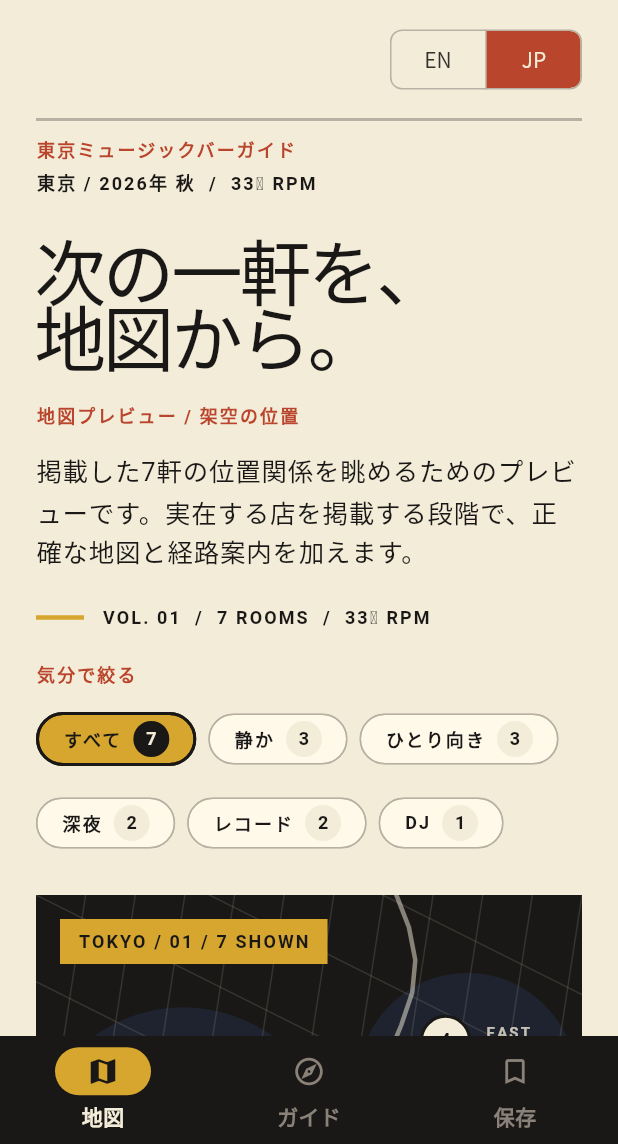
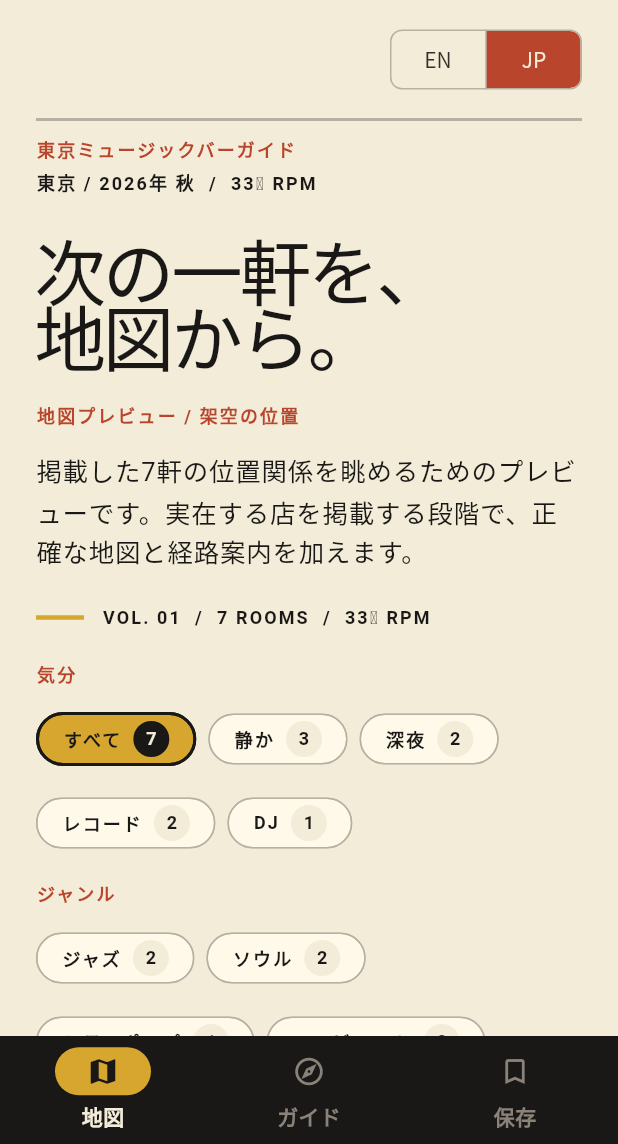
Before and after one commit to Tsutou/side-b, a Flutter app: the screen it shows after launch, after a tap on "EN", after a tap on "JP", on a phone screen of 412 x 824 dp, the part 92-1236 px from its top. Run offline on Flutter 3.47's test engine with Material 3 defaults, Android fonts, the phone set to English and light mode, and no system bars; our stand-ins replace shared_preferences; Roboto replaces fonts that are missing (Futura).

Commit message:
Add genre map filters

```diff
--- a/lib/core/localization/app_localizations.dart
+++ b/lib/core/localization/app_localizations.dart
@@ -43,13 +43,21 @@ class AppLocalizations {
           'See how the seven fictional venues in this prototype sit across Tokyo. Verified maps and directions will come with real venue data.',
       'mapComing': 'MAP PREVIEW / FICTIONAL LOCATIONS',
       'mapIndexTitle': '7 ROOMS ON THIS MAP',
-      'filterLabel': 'FILTER BY MOOD',
+      'filterLabel': 'FILTER THE MAP',
+      'filterMoodLabel': 'MOOD',
+      'filterGenreLabel': 'GENRE',
       'filterAll': 'All',
       'filterQuiet': 'Quiet',
-      'filterSolo': 'Solo friendly',
       'filterLate': 'Late night',
       'filterVinyl': 'Vinyl',
       'filterDj': 'DJ',
+      'filterJazz': 'Jazz',
+      'filterSoul': 'Soul',
+      'filterCityPop': 'City pop',
+      'filterAmbient': 'Ambient',
+      'filterHouse': 'House',
+      'filterRock': 'Rock',
+      'filterEmpty': 'No rooms match this combination.',
       'mapsArea': 'VIEW THIS AREA IN GOOGLE MAPS',
       'venueDataNote':
           'This venue and every detail on this page are fictional prototype data. They do not describe a real business.',
@@ -93,13 +101,21 @@ class AppLocalizations {
       'mapBody': '掲載した7軒の位置関係を眺めるためのプレビューです。実在する店を掲載する段階で、正確な地図と経路案内を加えます。',
       'mapComing': '地図プレビュー / 架空の位置',
       'mapIndexTitle': 'この地図にある7軒',
-      'filterLabel': '気分で絞る',
+      'filterLabel': '地図を絞り込む',
+      'filterMoodLabel': '気分',
+      'filterGenreLabel': 'ジャンル',
       'filterAll': 'すべて',
       'filterQuiet': '静か',
-      'filterSolo': 'ひとり向き',
       'filterLate': '深夜',
       'filterVinyl': 'レコード',
       'filterDj': 'DJ',
+      'filterJazz': 'ジャズ',
+      'filterSoul': 'ソウル',
+      'filterCityPop': 'シティポップ',
+      'filterAmbient': 'アンビエント',
+      'filterHouse': 'ハウス',
+      'filterRock': 'ロック',
+      'filterEmpty': 'この組み合わせに合う店はありません。',
       'mapsArea': 'このエリアをGoogle Mapsで見る',
       'venueDataNote': '掲載内容はプロトタイプ用の架空データです。実在する店舗についての記述ではありません。',
       'sideBNote': 'この店を選んだ理由',
--- a/lib/features/map/presentation/map_screen.dart
+++ b/lib/features/map/presentation/map_screen.dart
@@ -9,7 +9,30 @@ import 'package:side_b/features/venues/domain/venue.dart';
 import 'package:side_b/features/venues/presentation/venue_detail_screen.dart';
 import 'package:side_b/shared/widgets/brand_header.dart';
 
-enum _VenueFilter { quiet, solo, late, vinyl, dj }
+enum _VenueFilter {
+  quiet,
+  late,
+  vinyl,
+  dj,
+  jazz,
+  soul,
+  cityPop,
+  ambient,
+  house,
+  rock,
+}
+
+extension on _VenueFilter {
+  bool get isGenre => switch (this) {
+    _VenueFilter.jazz ||
+    _VenueFilter.soul ||
+    _VenueFilter.cityPop ||
+    _VenueFilter.ambient ||
+    _VenueFilter.house ||
+    _VenueFilter.rock => true,
+    _ => false,
+  };
+}
 
 class MapScreen extends StatefulWidget {
   const MapScreen({
@@ -35,20 +58,34 @@ class _MapScreenState extends State<MapScreen> {
     _VenueFilter.quiet => venue.signals.any(
       (signal) => signal.contains('QUIET'),
     ),
-    _VenueFilter.solo => venue.signals.contains('SOLO FRIENDLY'),
     _VenueFilter.late => venue.signals.contains('LATE NIGHT'),
     _VenueFilter.vinyl => venue.signals.contains('VINYL'),
     _VenueFilter.dj =>
       venue.type == VenueType.djBar || venue.signals.contains('DJ TONIGHT'),
+    _VenueFilter.jazz => venue.genres.contains('JAZZ'),
+    _VenueFilter.soul => venue.genres.contains('SOUL'),
+    _VenueFilter.cityPop => venue.genres.contains('CITY POP'),
+    _VenueFilter.ambient => venue.genres.contains('AMBIENT'),
+    _VenueFilter.house => venue.genres.contains('HOUSE'),
+    _VenueFilter.rock => venue.genres.contains('ROCK'),
   };
 
   List<int> get _visibleIndices {
     if (_activeFilters.isEmpty) {
       return List<int>.generate(mockVenues.length, (index) => index);
     }
+    final moodFilters = _activeFilters.where((filter) => !filter.isGenre);
+    final genreFilters = _activeFilters.where((filter) => filter.isGenre);
     return [
       for (final entry in mockVenues.asMap().entries)
-        if (_activeFilters.any((filter) => _matchesFilter(entry.value, filter)))
+        if ((moodFilters.isEmpty ||
+                moodFilters.any(
+                  (filter) => _matchesFilter(entry.value, filter),
+                )) &&
+            (genreFilters.isEmpty ||
+                genreFilters.any(
+                  (filter) => _matchesFilter(entry.value, filter),
+                )))
           entry.key,
     ];
   }
@@ -61,7 +98,7 @@ class _MapScreenState extends State<MapScreen> {
         _activeFilters.remove(filter);
       }
       final visible = _visibleIndices;
-      if (!visible.contains(_selectedIndex)) {
+      if (visible.isNotEmpty && !visible.contains(_selectedIndex)) {
         _selectedIndex = visible.first;
       }
     });
@@ -253,23 +290,44 @@ class _FilterBubbles extends StatelessWidget {
 
   String _label(AppLocalizations copy, _VenueFilter filter) => switch (filter) {
     _VenueFilter.quiet => copy.t('filterQuiet'),
-    _VenueFilter.solo => copy.t('filterSolo'),
     _VenueFilter.late => copy.t('filterLate'),
     _VenueFilter.vinyl => copy.t('filterVinyl'),
     _VenueFilter.dj => copy.t('filterDj'),
+    _VenueFilter.jazz => copy.t('filterJazz'),
+    _VenueFilter.soul => copy.t('filterSoul'),
+    _VenueFilter.cityPop => copy.t('filterCityPop'),
+    _VenueFilter.ambient => copy.t('filterAmbient'),
+    _VenueFilter.house => copy.t('filterHouse'),
+    _VenueFilter.rock => copy.t('filterRock'),
   };
 
   @override
   Widget build(BuildContext context) {
     final copy = AppLocalizations.of(context);
-    return Semantics(
-      container: true,
-      label: copy.t('filterLabel'),
-      child: Column(
+    const moodFilters = [
+      _VenueFilter.quiet,
+      _VenueFilter.late,
+      _VenueFilter.vinyl,
+      _VenueFilter.dj,
+    ];
+    const genreFilters = [
+      _VenueFilter.jazz,
+      _VenueFilter.soul,
+      _VenueFilter.cityPop,
+      _VenueFilter.ambient,
+      _VenueFilter.house,
+      _VenueFilter.rock,
+    ];
+
+    Widget filterGroup({
+      required String label,
+      required List<_VenueFilter> filters,
+      bool showAll = false,
+    }) => Column(
       crossAxisAlignment: CrossAxisAlignment.start,
       children: [
         Text(
-            copy.t('filterLabel'),
+          label,
           style: Theme.of(
             context,
           ).textTheme.labelLarge?.copyWith(color: SideBColors.vermilion),
@@ -279,6 +337,7 @@ class _FilterBubbles extends StatelessWidget {
           spacing: SideBSpacing.xs,
           runSpacing: SideBSpacing.xs,
           children: [
+            if (showAll)
               _FilterBubble(
                 key: const ValueKey('filter-all'),
                 label: copy.t('filterAll'),
@@ -286,7 +345,7 @@ class _FilterBubbles extends StatelessWidget {
                 selected: activeFilters.isEmpty,
                 onSelected: (_) => onToggle(null),
               ),
-              for (final filter in _VenueFilter.values)
+            for (final filter in filters)
               _FilterBubble(
                 key: ValueKey('filter-${filter.name}'),
                 label: _label(copy, filter),
@@ -296,6 +355,22 @@ class _FilterBubbles extends StatelessWidget {
               ),
           ],
         ),
+      ],
+    );
+
+    return Semantics(
+      container: true,
+      label: copy.t('filterLabel'),
+      child: Column(
+        crossAxisAlignment: CrossAxisAlignment.start,
+        children: [
+          filterGroup(
+            label: copy.t('filterMoodLabel'),
+            filters: moodFilters,
+            showAll: true,
+          ),
+          const SizedBox(height: SideBSpacing.md),
+          filterGroup(label: copy.t('filterGenreLabel'), filters: genreFilters),
         ],
       ),
     );
@@ -377,6 +452,15 @@ class _VenueIndex extends StatelessWidget {
   @override
   Widget build(BuildContext context) {
     final languageCode = AppLocalizations.of(context).locale.languageCode;
+    if (visibleIndices.isEmpty) {
+      return Padding(
+        padding: const EdgeInsets.symmetric(vertical: SideBSpacing.lg),
+        child: Text(
+          AppLocalizations.of(context).t('filterEmpty'),
+          style: Theme.of(context).textTheme.bodyLarge,
+        ),
+      );
+    }
     return LayoutBuilder(
       builder: (context, constraints) {
         final itemWidth =
@@ -541,9 +625,11 @@ class _MapPreview extends StatelessWidget {
     child: LayoutBuilder(
       builder: (context, constraints) {
         final compact = constraints.maxWidth < 620;
-        final languageCode = AppLocalizations.of(context).locale.languageCode;
+        final copy = AppLocalizations.of(context);
+        final languageCode = copy.locale.languageCode;
         final markerHeight = constraints.maxHeight - (compact ? 174 : 0);
-        final selectedVenue = mockVenues[selectedIndex];
+        final selectedVenue =
+            visibleIndices.isEmpty ? null : mockVenues[selectedIndex];
         return ClipRect(
           child: Stack(
             children: [
@@ -634,6 +720,21 @@ class _MapPreview extends StatelessWidget {
                   visibleCount: visibleIndices.length,
                 ),
               ),
+              if (selectedVenue == null)
+                Center(
+                  child: Container(
+                    color: SideBColors.paper,
+                    padding: const EdgeInsets.symmetric(
+                      horizontal: SideBSpacing.lg,
+                      vertical: SideBSpacing.md,
+                    ),
+                    child: Text(
+                      copy.t('filterEmpty'),
+                      style: Theme.of(context).textTheme.bodyLarge,
+                    ),
+                  ),
+                )
+              else
                 Positioned(
                   left: compact ? 0 : null,
                   right: 0,
```
Also changed, not shown: 3 other files. Lines whose indentation alone changed are shown as unchanged.
